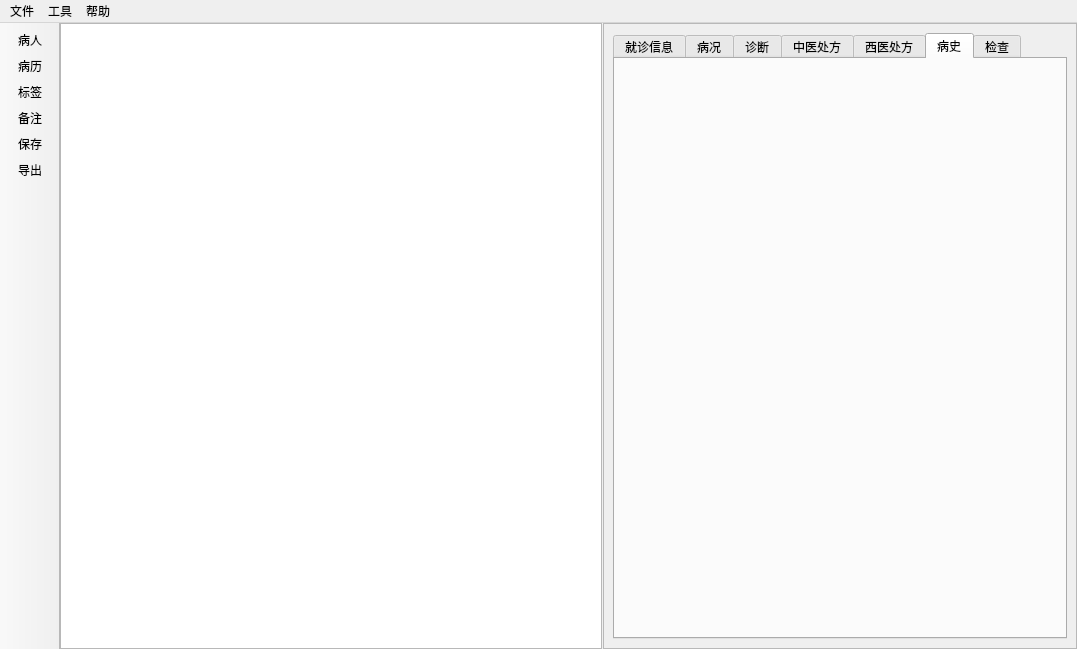
LambolAlee/JiDe, file src/ui/launchwindow.ui: the form before one commit.
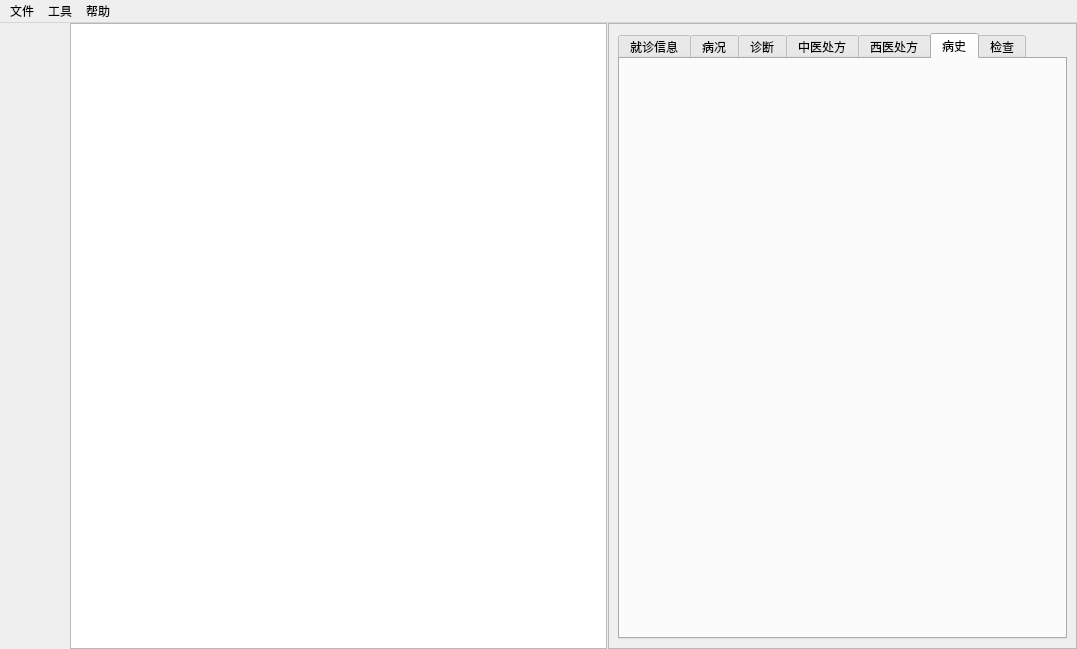
The form after the commit. Icons and pictures are not drawn. Custom widgets are drawn as their Qt base class.

```diff
--- a/src/ui/launchwindow.ui
+++ b/src/ui/launchwindow.ui
@@ -14,7 +14,10 @@
    <string>LaunchWindow</string>
   </property>
   <widget class="QWidget" name="centralwidget">
-   <layout class="QFormLayout" name="formLayout">
+   <layout class="QHBoxLayout" name="horizontalLayout">
+    <property name="spacing">
+     <number>0</number>
+    </property>
     <property name="leftMargin">
      <number>0</number>
     </property>
@@ -27,7 +30,23 @@
     <property name="bottomMargin">
      <number>0</number>
     </property>
-    <item row="0" column="0" colspan="2">
+    <item>
+     <widget class="SideBar" name="widget" native="true">
+      <property name="minimumSize">
+       <size>
+        <width>70</width>
+        <height>0</height>
+       </size>
+      </property>
+      <property name="maximumSize">
+       <size>
+        <width>70</width>
+        <height>16777215</height>
+       </size>
+      </property>
+     </widget>
+    </item>
+    <item>
      <widget class="QSplitter" name="splitter">
       <property name="sizePolicy">
        <sizepolicy hsizetype="Expanding" vsizetype="Expanding">
@@ -153,110 +172,6 @@
    <addaction name="menu_3"/>
    <addaction name="menu_2"/>
   </widget>
-  <widget class="QToolBar" name="toolBar">
-   <property name="sizePolicy">
-    <sizepolicy hsizetype="Fixed" vsizetype="Fixed">
-     <horstretch>0</horstretch>
-     <verstretch>0</verstretch>
-    </sizepolicy>
-   </property>
-   <property name="minimumSize">
-    <size>
-     <width>60</width>
-     <height>0</height>
-    </size>
-   </property>
-   <property name="windowTitle">
-    <string>toolBar</string>
-   </property>
-   <property name="movable">
-    <bool>false</bool>
-   </property>
-   <attribute name="toolBarArea">
-    <enum>LeftToolBarArea</enum>
-   </attribute>
-   <attribute name="toolBarBreak">
-    <bool>false</bool>
-   </attribute>
-   <addaction name="actionPatient"/>
-   <addaction name="actionRecord"/>
-   <addaction name="actionTag"/>
-   <addaction name="actionNote"/>
-   <addaction name="actionSave"/>
-   <addaction name="actionExport"/>
-  </widget>
-  <action name="actionPatient">
-   <property name="icon">
-    <iconset resource="../../resources/icons.qrc">
-     <normaloff>:/iconfont/patient.svg</normaloff>:/iconfont/patient.svg</iconset>
-   </property>
-   <property name="text">
-    <string>病人</string>
-   </property>
-   <property name="autoRepeat">
-    <bool>false</bool>
-   </property>
-  </action>
-  <action name="actionRecord">
-   <property name="icon">
-    <iconset resource="../../resources/icons.qrc">
-     <normaloff>:/iconfont/record.svg</normaloff>:/iconfont/record.svg</iconset>
-   </property>
-   <property name="text">
-    <string>病历</string>
-   </property>
-   <property name="autoRepeat">
-    <bool>false</bool>
-   </property>
-  </action>
-  <action name="actionTag">
-   <property name="icon">
-    <iconset resource="../../resources/icons.qrc">
-     <normaloff>:/iconfont/tag.svg</normaloff>:/iconfont/tag.svg</iconset>
-   </property>
-   <property name="text">
-    <string>标签</string>
-   </property>
-   <property name="autoRepeat">
-    <bool>false</bool>
-   </property>
-  </action>
-  <action name="actionNote">
-   <property name="icon">
-    <iconset resource="../../resources/icons.qrc">
-     <normaloff>:/iconfont/note.svg</normaloff>:/iconfont/note.svg</iconset>
-   </property>
-   <property name="text">
-    <string>备注</string>
-   </property>
-   <property name="autoRepeat">
-    <bool>false</bool>
-   </property>
-  </action>
-  <action name="actionSave">
-   <property name="icon">
-    <iconset resource="../../resources/icons.qrc">
-     <normaloff>:/iconfont/save.svg</normaloff>:/iconfont/save.svg</iconset>
-   </property>
-   <property name="text">
-    <string>保存</string>
-   </property>
-   <property name="autoRepeat">
-    <bool>false</bool>
-   </property>
-  </action>
-  <action name="actionExport">
-   <property name="icon">
-    <iconset resource="../../resources/icons.qrc">
-     <normaloff>:/iconfont/export.svg</normaloff>:/iconfont/export.svg</iconset>
-   </property>
-   <property name="text">
-    <string>导出</string>
-   </property>
-   <property name="autoRepeat">
-    <bool>false</bool>
-   </property>
-  </action>
  </widget>
  <customwidgets>
   <customwidget>
@@ -289,6 +204,12 @@
    <header>widgets/examinewidget.h</header>
    <container>1</container>
   </customwidget>
+  <customwidget>
+   <class>SideBar</class>
+   <extends>QWidget</extends>
+   <header>widgets/sidebar.h</header>
+   <container>1</container>
+  </customwidget>
  </customwidgets>
  <resources>
   <include location="../../resources/icons.qrc"/>
```
Left out of the diff: 4 changed lines with no effect on the pictures.
